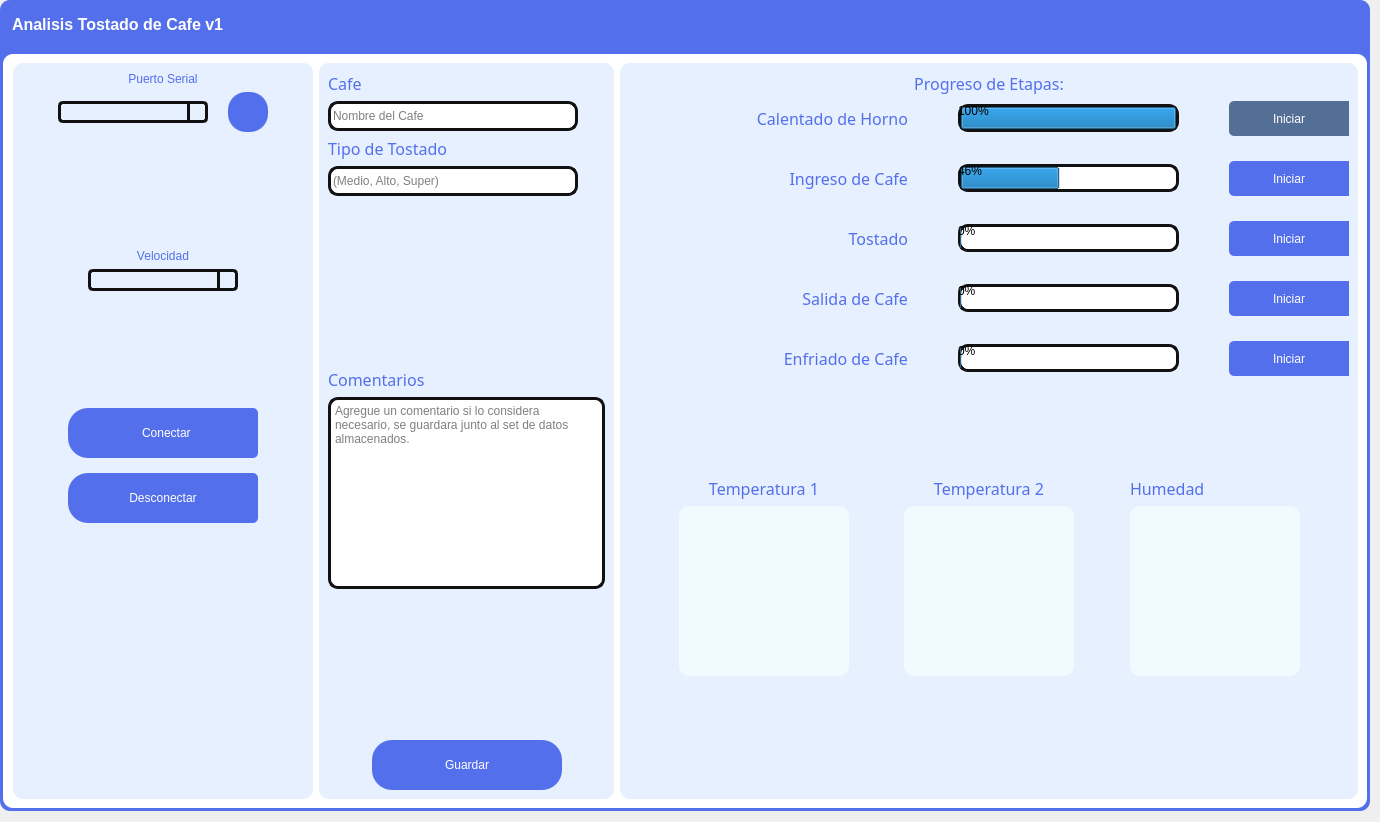
Fenix-LAB/web-app-2-esp32, file desktop-app/GUI-2.ui: the form before one commit.
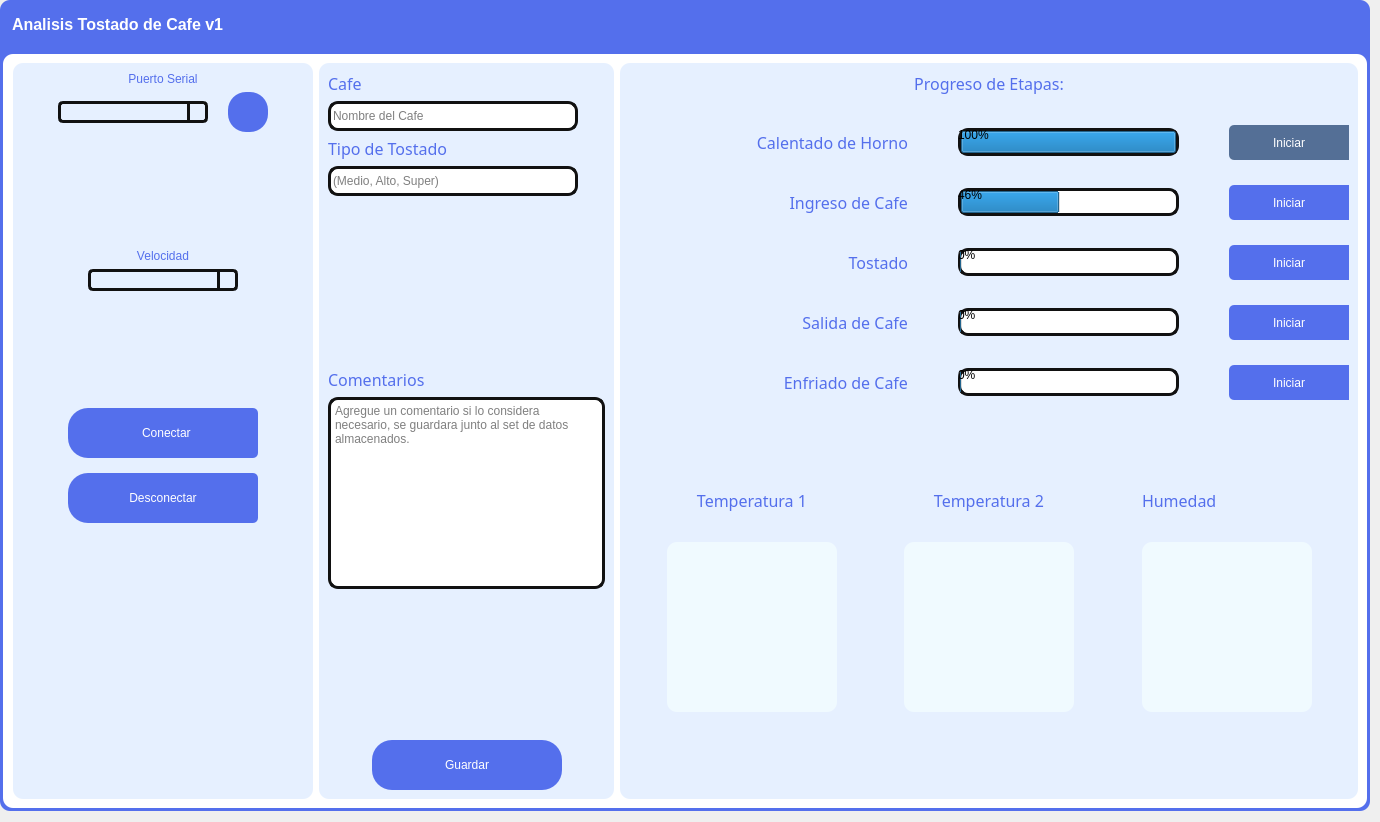
The form after the commit. Icons and pictures are not drawn.

Commit message: refactor GUI-2.ui and app.py to remove unused button functionality and improve layout spacing

The edit to the form file:
```diff
--- a/desktop-app/GUI-2.ui
+++ b/desktop-app/GUI-2.ui
@@ -1132,6 +1132,9 @@
                    <enum>QFrame::Raised</enum>
                   </property>
                   <layout class="QVBoxLayout" name="verticalLayout_11">
+                   <property name="spacing">
+                    <number>30</number>
+                   </property>
                    <item>
                     <layout class="QHBoxLayout" name="horizontalLayout_13">
                      <item>
```
Left out of the diff: 58 changed lines with no effect on the pictures. The commit also changes 2 other files.
